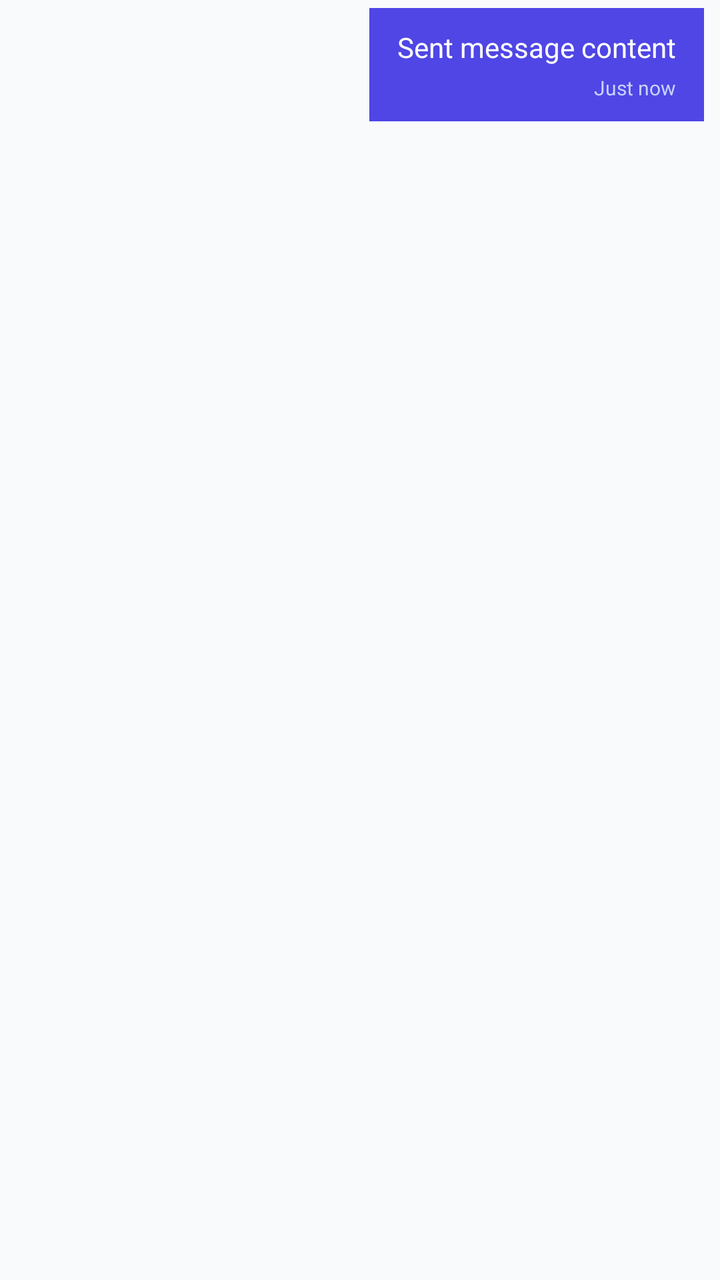
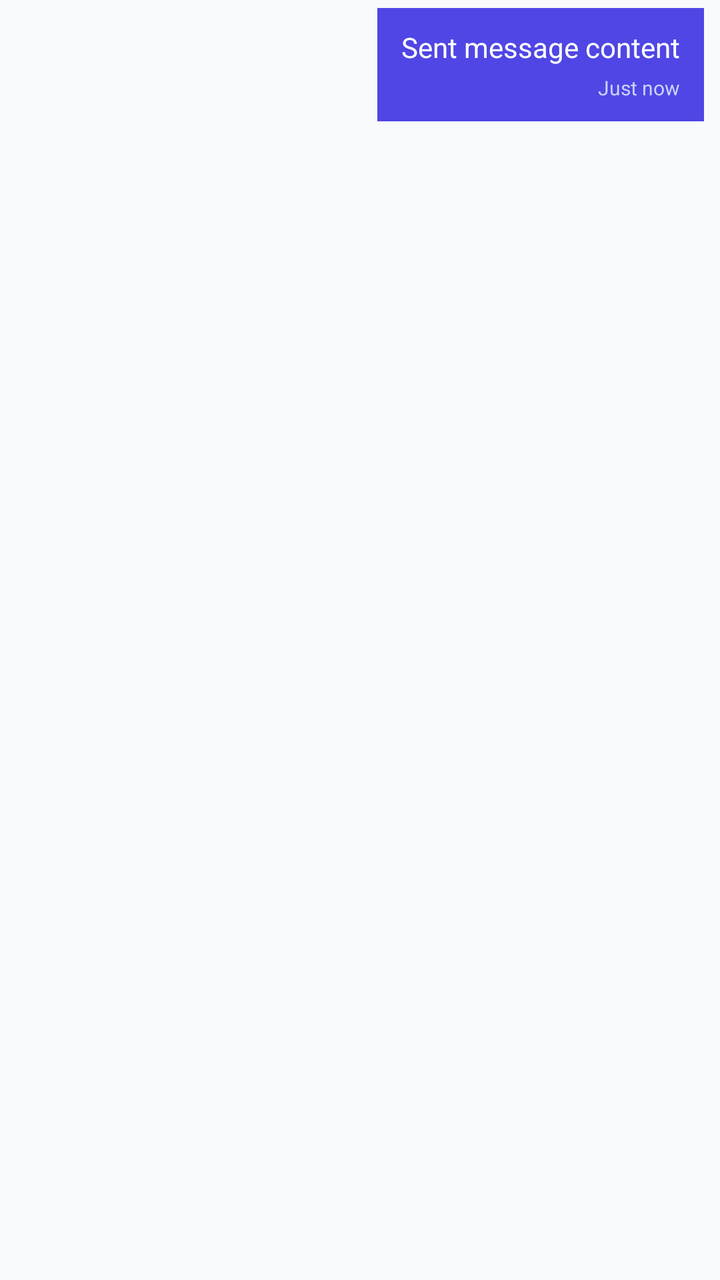

Before-and-after screenshots of an Android layout around one commit, followed by the original layout XML and the change that was made.
<!-- AndroidManifest.xml: application theme Theme.Nexa -->
<!-- res/layout/item_message_sent.xml -->
<?xml version="1.0" encoding="utf-8"?>
<LinearLayout xmlns:android="http://schemas.android.com/apk/res/android"
    android:layout_width="match_parent"
    android:layout_height="wrap_content"
    android:gravity="end"
    android:orientation="vertical"
    android:paddingVertical="4dp"
    android:paddingHorizontal="8dp">

    <LinearLayout
        android:id="@+id/bubbleLayout"
        android:layout_width="wrap_content"
        android:layout_height="wrap_content"
        android:layout_marginStart="56dp"
        android:background="#4F46E5"
        android:orientation="vertical"
        android:paddingHorizontal="14dp"
        android:paddingVertical="10dp">

        <TextView
            android:id="@+id/tvContent"
            android:layout_width="wrap_content"
            android:layout_height="wrap_content"
            android:text="Sent message content"
            android:textColor="#FFFFFF"
            android:textSize="14sp" />

        <LinearLayout
            android:layout_width="wrap_content"
            android:layout_height="wrap_content"
            android:layout_gravity="end"
            android:layout_marginTop="4dp"
            android:gravity="center_vertical"
            android:orientation="horizontal">

            <TextView
                android:id="@+id/tvReadStatus"
                android:layout_width="wrap_content"
                android:layout_height="wrap_content"
                android:layout_marginEnd="6dp"
                android:text="✓✓ Read"
                android:textColor="#6EE7B7"
                android:textSize="10sp"
                android:textStyle="bold"
                android:visibility="gone" />

            <TextView
                android:id="@+id/tvTime"
                android:layout_width="wrap_content"
                android:layout_height="wrap_content"
                android:text="Just now"
                android:textColor="#C7D2FE"
                android:textSize="10sp" />
        </LinearLayout>
    </LinearLayout>
</LinearLayout>
<!-- resources referenced by this layout -->
<resources>
  <style name="Theme.Nexa" parent="Theme.MaterialComponents.DayNight.NoActionBar">
          
          <item name="colorPrimary">@color/brand_primary</item>
          <item name="colorPrimaryVariant">@color/brand_primary_dark</item>
          <item name="colorOnPrimary">@color/text_white</item>
          
          <item name="colorSecondary">@color/brand_cyan</item>
          <item name="colorSecondaryVariant">@color/brand_emerald</item>
          <item name="colorOnSecondary">@color/text_white</item>
          
          <item name="android:windowBackground">@color/background_light</item>
          <item name="colorSurface">@color/background_card_day</item>
          <item name="colorOnSurface">@color/text_dark_primary</item>
          <item name="colorOnBackground">@color/text_dark_primary</item>
          <item name="android:textColorPrimary">@color/text_dark_primary</item>
          <item name="android:textColorSecondary">@color/text_dark_secondary</item>
          <item name="android:statusBarColor">@color/background_light</item>
          <item name="android:windowLightStatusBar">true</item>
          <item name="android:navigationBarColor">@color/background_card_day</item>
      </style>
  <color name="brand_primary">#6366F1</color>
  <color name="brand_primary_dark">#4F46E5</color>
  <color name="text_white">#FFFFFF</color>
  <color name="brand_cyan">#06B6D4</color>
  <color name="brand_emerald">#10B981</color>
  <color name="background_light">#F8FAFC</color>
  <color name="background_card_day">#FFFFFF</color>
  <color name="text_dark_primary">#0F172A</color>
  <color name="text_dark_secondary">#475569</color>
</resources>

<!-- the commit's change to res/layout/item_message_sent.xml (unified diff, before → after) -->
@@ -1,5 +1,6 @@
 <?xml version="1.0" encoding="utf-8"?>
 <LinearLayout xmlns:android="http://schemas.android.com/apk/res/android"
+    xmlns:app="http://schemas.android.com/apk/res-auto"
     android:layout_width="match_parent"
     android:layout_height="wrap_content"
     android:gravity="end"
@@ -14,8 +15,74 @@
         android:layout_marginStart="56dp"
         android:background="#4F46E5"
         android:orientation="vertical"
-        android:paddingHorizontal="14dp"
+        android:paddingHorizontal="12dp"
         android:paddingVertical="10dp">
+
+        
+        <com.google.android.material.card.MaterialCardView
+            android:id="@+id/cardMedia"
+            android:layout_width="240dp"
+            android:layout_height="180dp"
+            android:layout_marginBottom="6dp"
+            android:visibility="gone"
+            app:cardCornerRadius="12dp"
+            app:cardElevation="0dp"
+            app:strokeColor="#33FFFFFF"
+            app:strokeWidth="1dp">
+
+            <ImageView
+                android:id="@+id/imgMediaAttachment"
+                android:layout_width="match_parent"
+                android:layout_height="match_parent"
+                android:contentDescription="Photo attachment"
+                android:scaleType="centerCrop" />
+        </com.google.android.material.card.MaterialCardView>
+
+        
+        <LinearLayout
+            android:id="@+id/layoutFileAttachment"
+            android:layout_width="240dp"
+            android:layout_height="wrap_content"
+            android:layout_marginBottom="6dp"
+            android:background="@drawable/bg_unread_badge"
+            android:backgroundTint="#33000000"
+            android:gravity="center_vertical"
+            android:orientation="horizontal"
+            android:padding="8dp"
+            android:visibility="gone">
+
+            <ImageView
+                android:layout_width="28dp"
+                android:layout_height="28dp"
+                android:src="@drawable/ic_folder"
+                app:tint="#A5B4FC" />
+
+            <LinearLayout
+                android:layout_width="0dp"
+                android:layout_height="wrap_content"
+                android:layout_marginStart="8dp"
+                android:layout_weight="1"
+                android:orientation="vertical">
+
+                <TextView
+                    android:id="@+id/tvFileName"
+                    android:layout_width="wrap_content"
+                    android:layout_height="wrap_content"
+                    android:ellipsize="middle"
+                    android:maxLines="1"
+                    android:text="Document.pdf"
+                    android:textColor="#FFFFFF"
+                    android:textSize="12sp"
+                    android:textStyle="bold" />
+
+                <TextView
+                    android:layout_width="wrap_content"
+                    android:layout_height="wrap_content"
+                    android:text="Tap to open file"
+                    android:textColor="#C7D2FE"
+                    android:textSize="10sp" />
+            </LinearLayout>
+        </LinearLayout>
 
         <TextView
             android:id="@+id/tvContent"
<!-- resource entries referenced after the edit -->
@@ -1,5 +1,21 @@
 <!-- resources referenced by this layout -->
 <resources>
+  <!-- drawable bg_unread_badge (drawable) -->
+  <?xml version="1.0" encoding="utf-8"?>
+  <shape xmlns:android="http://schemas.android.com/apk/res/android"
+      android:shape="oval">
+      <solid android:color="@color/brand_emerald" />
+  </shape>
+  <!-- drawable ic_folder (drawable) -->
+  <vector xmlns:android="http://schemas.android.com/apk/res/android"
+      android:width="24dp"
+      android:height="24dp"
+      android:viewportWidth="24"
+      android:viewportHeight="24">
+    <path
+        android:fillColor="#FFFFFFFF"
+        android:pathData="M10,4H4c-1.1,0 -1.99,0.9 -1.99,2L2,18c0,1.1 0.9,2 2,2h16c1.1,0 2,-0.9 2,-2V8c0,-1.1 -0.9,-2 -2,-2h-8l-2,-2z"/>
+  </vector>
   <style name="Theme.Nexa" parent="Theme.MaterialComponents.DayNight.NoActionBar">
           
           <item name="colorPrimary">@color/brand_primary</item>
